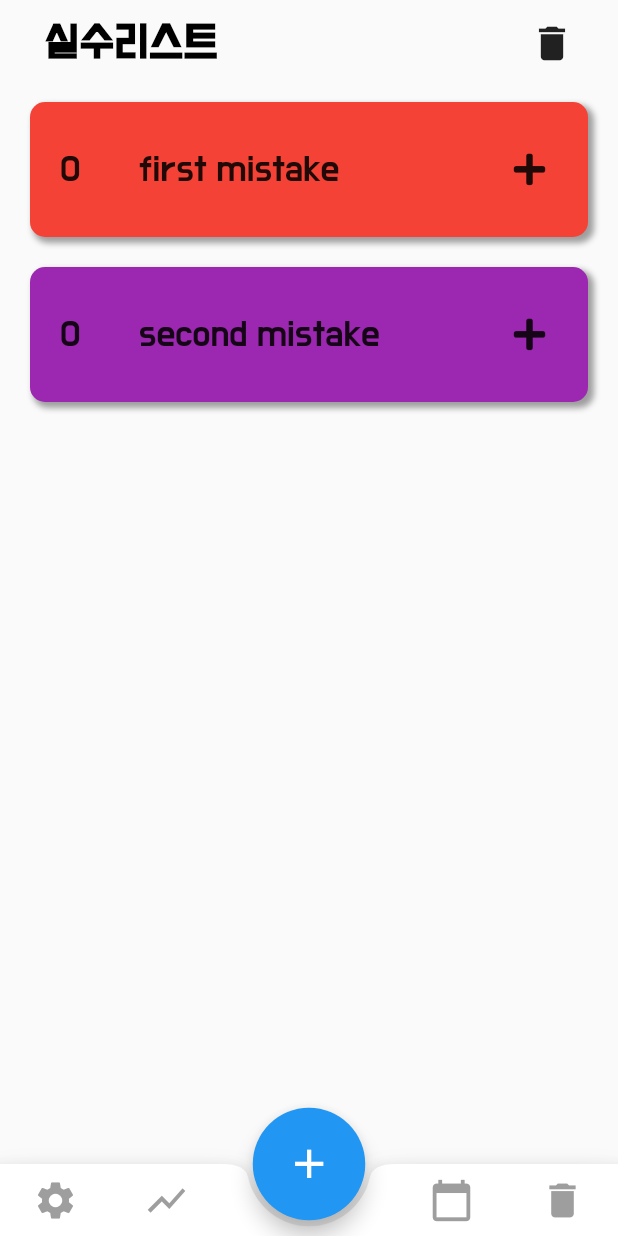
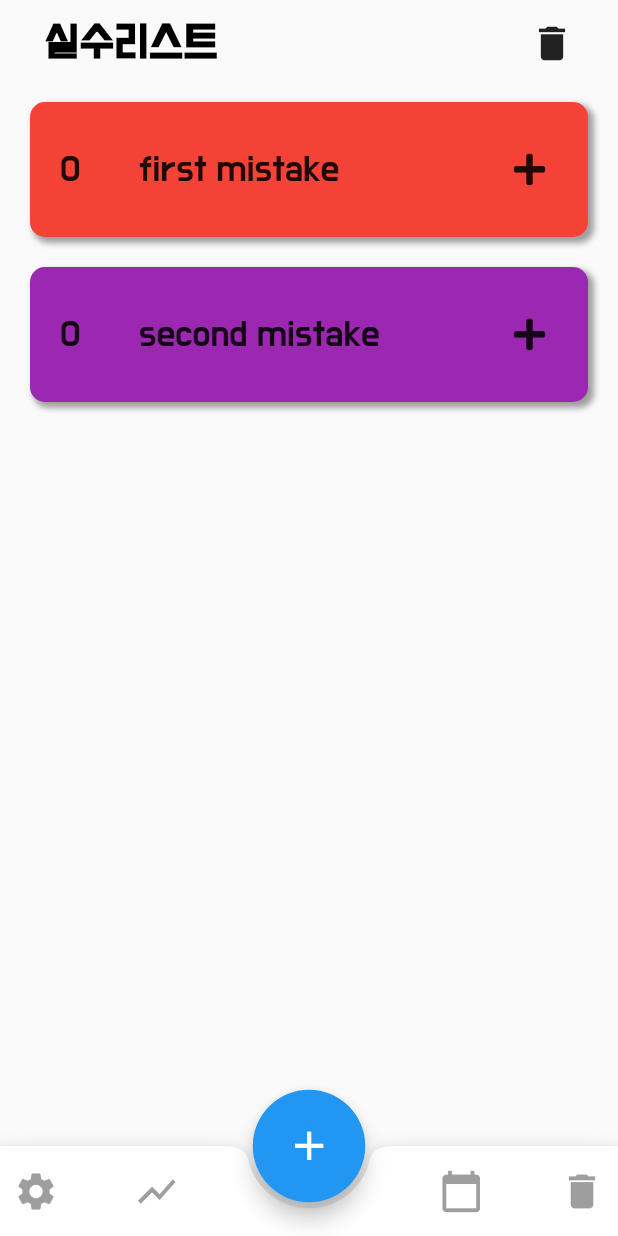
Before and after one commit to rlagksruf16/Daily-mistakes, a Flutter app: the screen it shows after launch, on a phone screen of 412 x 824 dp. Run offline on Flutter 3.47's test engine with Material 2 defaults, Android fonts, the phone set to English and light mode, and no system bars; our stand-ins replace date_format, fl_chart, font_awesome_flutter, pie_chart, table_calendar.

Commit message:
refactor bottom app bar

```diff
--- a/lib/components/CustomAppBar.dart
+++ b/lib/components/CustomAppBar.dart
@@ -1,9 +1,13 @@
+import 'package:daily_mistakes/pages/settingPage.dart';
 import 'package:flutter/material.dart';
 import 'package:daily_mistakes/pages/calendarPage.dart';
 import 'package:daily_mistakes/pages/overcomePage.dart';
 import 'package:daily_mistakes/pages/statisticPage.dart';
 
 class CustomAppBar extends StatelessWidget {
+
+  int currentTab = 0;
+
   @override
 
 // 리팩토링 할 때 참고 http://bizz84.github.io/2018/09/13/BottomBar-Navigation-with-FAB.html
@@ -12,18 +16,79 @@ class CustomAppBar extends StatelessWidget {
     return BottomAppBar(
       shape: CircularNotchedRectangle(),
       notchMargin: 4.0,
+      child: Container(
+        height: 60.0,
         child: Row(
-        mainAxisSize: MainAxisSize.max,
-        mainAxisAlignment: MainAxisAlignment.spaceAround,
+          // mainAxisSize: MainAxisSize.max,
+          mainAxisAlignment: MainAxisAlignment.spaceBetween,
           children: <Widget>[
+            // MaterialButton(
+            //   minWidth: 40,
+            //   onPressed: () {
+            //     currentTab = 0;
+            //     Navigator.pushNamed(context, SettingPage.id);
+            //   },
+            //   child: Column(
+            //     children: <Widget>[
+            //       Icon(Icons.settings, size: 30.0, color: currentTab == 0 ? Colors.blue : Colors.grey,),
+            //       Text('Setting', style: TextStyle(color: currentTab == 0 ? Colors.blue : Colors.grey),),
+            //     ],
+            //   ),
+            // ),
+            // MaterialButton(
+            //   minWidth: 40,
+            //   onPressed: () {
+            //     currentTab = 1;
+            //     Navigator.pushNamed(context, StatisticPage.id);
+            //   },
+            //   child: Column(
+            //     children: <Widget>[
+            //       Icon(Icons.show_chart, size: 30.0, color: currentTab == 1 ? Colors.blue : Colors.grey,),
+            //       Text('Chart', style: TextStyle(color: currentTab == 1 ? Colors.blue : Colors.grey),),
+            //     ],
+            //   ),
+            // ),
+            // Container(
+            //   height: 0,
+            //   width: 90.0,
+            // ),
+            // MaterialButton(
+            //   minWidth: 40,
+            //   onPressed: () {
+            //     currentTab = 2;
+            //     Navigator.pushNamed(context, CalendarPage.id);
+            //   },
+            //   child: Column(
+            //     children: <Widget>[
+            //       Icon(Icons.calendar_today, size: 30.0, color: currentTab == 2 ? Colors.blue : Colors.grey,),
+            //       Text('Setting', style: TextStyle(color: currentTab == 2 ? Colors.blue : Colors.grey),),
+            //     ],
+            //   ),
+            // ),
+            // MaterialButton(
+            //   minWidth: 40,
+            //   onPressed: () {
+            //     currentTab = 3;
+            //     Navigator.pushNamed(context, OvercomePage.id);
+            //   },
+            //   child: Column(
+            //     children: <Widget>[
+            //       Icon(Icons.delete, size: 30.0, color: currentTab == 3 ? Colors.blue : Colors.grey,),
+            //       Text('Setting', style: TextStyle(color: currentTab == 3 ? Colors.blue : Colors.grey),),
+            //     ],
+            //   ),
+            // ),
             IconButton(
               icon: Icon(Icons.settings, size: 30.0, color: Colors.grey),
-            onPressed: () {},
+              onPressed: () {
+
+              },
             ),
             IconButton(
               icon: Icon(Icons.show_chart, size: 30.0, color: Colors.grey),
               onPressed: () {
                 Navigator.pushNamed(context, StatisticPage.id);
+                currentTab = 1;
               },
             ),
             Container(
@@ -46,6 +111,7 @@ class CustomAppBar extends StatelessWidget {
             ),
           ],
         ),
+      ),
     );
   }
 }
--- a/lib/main.dart
+++ b/lib/main.dart
@@ -7,6 +7,7 @@ import 'pages/overcomePage.dart';
 import 'pages/calendarPage.dart';
 import 'pages/statisticPage.dart';
 import 'package:daily_mistakes/models/mistake.dart';
+import 'pages/settingPage.dart';
 
 void main() => runApp(MyApp());
 
@@ -23,10 +24,11 @@ class MyApp extends StatelessWidget {
       initialRoute: MainPage.id,
       routes: {
         MainPage.id: (context) => MainPage(),
-        //RegistrationScreen.id: (context) => RegistrationScreen(),
+        // RegistrationScreen.id: (context) => RegistrationScreen(),
         OvercomePage.id: (context) => OvercomePage(),
         CalendarPage.id: (context) => CalendarPage(),
         StatisticPage.id: (context) => StatisticPage(),
+        SettingPage.id: (context) => SettingPage(),
 
 
       },
--- a/lib/models/mistake_data.dart
+++ b/lib/models/mistake_data.dart
@@ -11,5 +11,4 @@ class MistakeData extends ChangeNotifier{
   int get mistakeCount{
     return mistakes.length;
   }
-
 }
--- a/lib/pages/mainPage.dart
+++ b/lib/pages/mainPage.dart
@@ -1,3 +1,5 @@
+import 'package:daily_mistakes/pages/settingPage.dart';
+import 'package:daily_mistakes/pages/statisticPage.dart';
 import 'package:flutter/material.dart';
 import 'package:daily_mistakes/pages/calendarPage.dart';
 import 'package:daily_mistakes/pages/mistakeRegisterPage.dart';
@@ -24,6 +26,14 @@ class MainPage extends StatefulWidget {
 }
 
 class _MainPageState extends State<MainPage> {
+
+  int currentTab = 0;
+  final List<Widget> screens = [
+    SettingPage(),
+    StatisticPage(),
+    CalendarPage(),
+    OvercomePage(),
+  ];
 
   @override
   Widget build(BuildContext context) {
```
Also changed, not shown: lib/pages/settingPage.dart (added, +21 -0 lines). Lines whose indentation alone changed are shown as unchanged.
